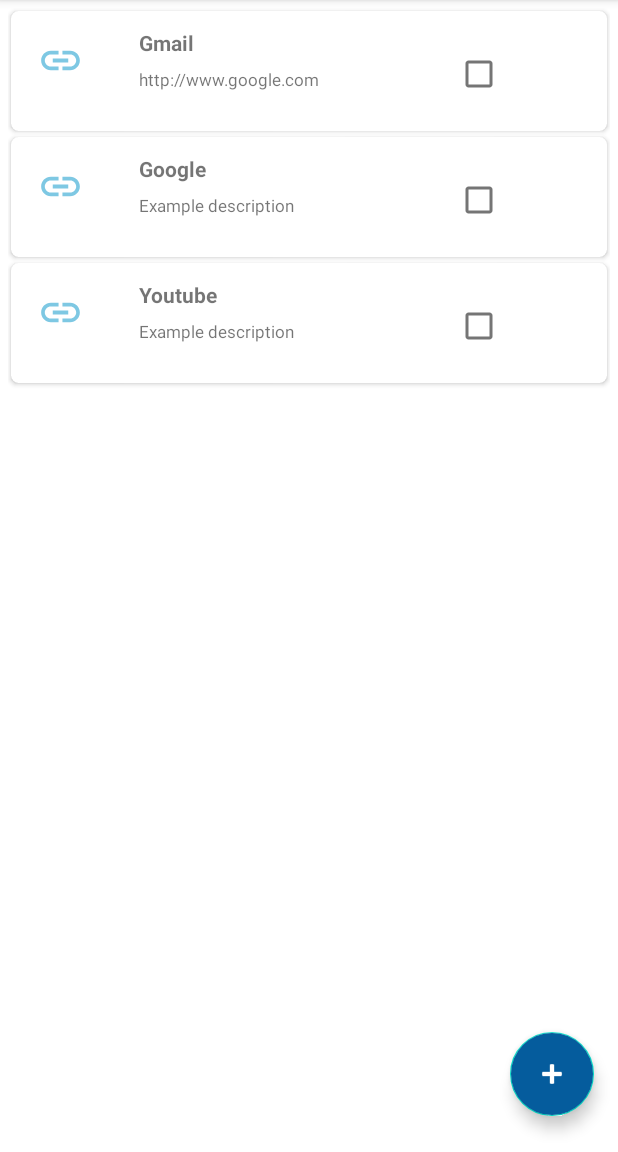
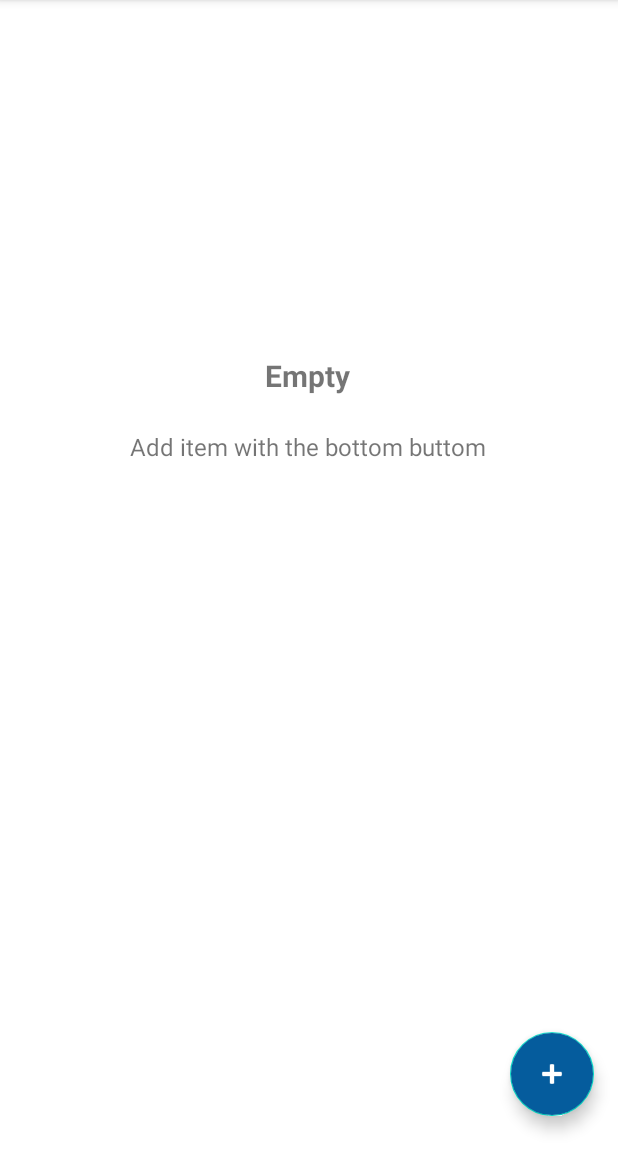
Before and after one commit to jenniferxsj/CS5520, an Android app: the LinkCollectorActivity screen opened directly, with no data from a screen before it, on a phone screen of 412 x 824 dp, the part 84-1236 px from its top. Run offline under Robolectric (Android 15) with nearby library versions, the phone set to English and light mode, and no system bars.

Commit message:
add checking url and empty msg when no item on the view

```diff
--- a/app/src/main/AndroidManifest.xml
+++ b/app/src/main/AndroidManifest.xml
@@ -1,6 +1,6 @@
 <?xml version="1.0" encoding="utf-8"?>
 <manifest xmlns:android="http://schemas.android.com/apk/res/android"
-    package="com.example.numad22sp_shujunxiao">
+    package="com.example.numad22sp_shujunxiao" >
 
     <application
         android:allowBackup="true"
@@ -8,7 +8,7 @@
         android:label="@string/app_name"
         android:roundIcon="@mipmap/ic_launcher_sj_round"
         android:supportsRtl="true"
-        android:theme="@style/Theme.NUMAD22Sp_ShujunXiao">
+        android:theme="@style/Theme.NUMAD22Sp_ShujunXiao" >
         <activity
             android:name=".LinkCollectorActivity"
             android:exported="false" />
@@ -20,7 +20,7 @@
             android:exported="false" />
         <activity
             android:name=".MainActivity"
-            android:exported="true">
+            android:exported="true" >
             <intent-filter>
                 <action android:name="android.intent.action.MAIN" />
 
--- a/app/src/main/java/com/example/numad22sp_shujunxiao/LinkCollectorActivity.java
+++ b/app/src/main/java/com/example/numad22sp_shujunxiao/LinkCollectorActivity.java
@@ -6,17 +6,16 @@
 import androidx.recyclerview.widget.ItemTouchHelper;
 import androidx.recyclerview.widget.LinearLayoutManager;
 import androidx.recyclerview.widget.RecyclerView;
-
 import android.app.AlertDialog;
 import android.content.DialogInterface;
 import android.os.Bundle;
+import android.util.Patterns;
 import android.view.View;
-import android.widget.Toast;
-
+import android.webkit.URLUtil;
+import android.widget.TextView;
 import com.google.android.material.floatingactionbutton.FloatingActionButton;
 import com.google.android.material.snackbar.Snackbar;
 import com.google.android.material.textfield.TextInputLayout;
-
 import java.util.ArrayList;
 
 public class LinkCollectorActivity extends AppCompatActivity {
@@ -27,6 +26,8 @@
     private FloatingActionButton addButton;
     private AlertDialog dialog;
     private ConstraintLayout layout;
+    private TextView emptyText;
+    private TextView enterItem;
 
     private static final String KEY_OF_INSTANCE = "KEY_OF_INSTANCE";
     private static final String NUMBER_OF_ITEMS = "NUMBER_OF_ITEMS";
@@ -38,6 +39,9 @@
 
         buildDialog();
         init(savedInstanceState);
+
+        emptyText = findViewById(R.id.text_empty);
+        enterItem = findViewById(R.id.text_add_item);
 
         layout = findViewById(R.id.activity_link);
         addButton = findViewById(R.id.floatingActionButton);
@@ -79,8 +83,15 @@
                     public void onClick(DialogInterface dialogInterface, int i) {
                         TextInputLayout inputName = view.findViewById(R.id.input_name);
                         TextInputLayout inputLink = view.findViewById(R.id.input_link);
-                        addCard(inputName.getEditText().getText().toString().trim(), inputLink.getEditText().getText().toString().trim());
-                        showSnackBar("Added successful");
+                        String linkText = inputLink.getEditText().getText().toString().trim();
+                        if(URLUtil.isValidUrl(linkText) && Patterns.WEB_URL.matcher(linkText).matches()) {
+                            addCard(inputName.getEditText().getText().toString().trim(), linkText);
+                            showSnackBar("Added successful");
+                        } else {
+                            showSnackBar("Enter url is invalid, please re-enter");
+                        }
+                        inputName.getEditText().setText("");
+                        inputLink.getEditText().setText("");
                     }
         });
         dialog = builder.create();
@@ -103,8 +114,12 @@
     private void initialItemData(Bundle savedInstanceState) {
         // Not the first time to open this Activity
         if (savedInstanceState != null && savedInstanceState.containsKey(NUMBER_OF_ITEMS)) {
+            emptyText = findViewById(R.id.text_empty);
+            emptyText.setVisibility(View.INVISIBLE);
+            enterItem = findViewById(R.id.text_add_item);
+            enterItem.setVisibility(View.INVISIBLE);
+
             if (itemList == null || itemList.size() == 0) {
-
                 int size = savedInstanceState.getInt(NUMBER_OF_ITEMS);
 
                 // Retrieve keys we stored in the instance
@@ -119,26 +134,16 @@
                         name = name.substring(0, name.lastIndexOf("("));
                     }
                     ItemCard itemCard = new ItemCard(R.drawable.ic_link_foreground, name, list, isChecked);
-
                     itemList.add(itemCard);
                 }
             }
-        }
-        // The first time to open this Activity
-        else {
-            ItemCard item1 = new ItemCard(R.drawable.ic_link_foreground, "Gmail", "http://www.google.com", false);
-            ItemCard item2 = new ItemCard(R.drawable.ic_link_foreground, "Google", "Example description", false);
-            ItemCard item3 = new ItemCard(R.drawable.ic_link_foreground, "Youtube", "Example description", false);
-            itemList.add(item1);
-            itemList.add(item2);
-            itemList.add(item3);
         }
     }
 
     private void createRecycleView() {
         layoutManager = new LinearLayoutManager(this);
         recyclerView = findViewById(R.id.recycler_view);
-        //recyclerView.setHasFixedSize(true);
+        recyclerView.setHasFixedSize(true);
 
         adapter = new RViewAdapter(LinkCollectorActivity.this, itemList);
 
@@ -159,13 +164,41 @@
         adapter.setOnItemClickListener(itemClickListener);
         recyclerView.setAdapter(adapter);
         recyclerView.setLayoutManager(layoutManager);
+
+        adapter.registerAdapterDataObserver(new RecyclerView.AdapterDataObserver() {
+            @Override
+            public void onChanged() {
+                super.onChanged();
+                checkEmpty();
+            }
+
+            private void checkEmpty() {
+                if(adapter.getItemCount() == 0) {
+                    emptyText.setVisibility(View.VISIBLE);
+                    enterItem.setVisibility(View.VISIBLE);
+                } else {
+                    emptyText.setVisibility(View.INVISIBLE);
+                    enterItem.setVisibility(View.INVISIBLE);
+                }
+            }
+
+            @Override
+            public void onItemRangeInserted(int positionStart, int itemCount) {
+                super.onItemRangeInserted(positionStart, itemCount);
+                checkEmpty();
+            }
+
+            @Override
+            public void onItemRangeRemoved(int positionStart, int itemCount) {
+                super.onItemRangeRemoved(positionStart, itemCount);
+                checkEmpty();
+            }
+        });
     }
 
     // Handling Orientation Changes on Android
     @Override
     protected void onSaveInstanceState(@NonNull Bundle outState) {
-
-
         int size = itemList == null ? 0 : itemList.size();
         outState.putInt(NUMBER_OF_ITEMS, size);
 
--- a/app/src/main/java/com/example/numad22sp_shujunxiao/RViewAdapter.java
+++ b/app/src/main/java/com/example/numad22sp_shujunxiao/RViewAdapter.java
@@ -2,6 +2,7 @@
 
 import android.content.Context;
 import android.content.Intent;
+import android.graphics.Paint;
 import android.net.Uri;
 import android.view.LayoutInflater;
 import android.view.View;
@@ -36,7 +37,9 @@
         holder.name.setText(currentItem.getName());
         holder.link.setText(currentItem.getLink());
         holder.checkBox.setChecked(currentItem.getStatus());
-
+        //add underline to the link
+        holder.link.setPaintFlags(holder.link.getPaintFlags() | Paint.UNDERLINE_TEXT_FLAG);
+        //open link
         holder.link.setOnClickListener(new View.OnClickListener() {
             @Override
             public void onClick(View view) {
--- a/app/src/main/java/com/example/numad22sp_shujunxiao/RViewHolder.java
+++ b/app/src/main/java/com/example/numad22sp_shujunxiao/RViewHolder.java
@@ -6,6 +6,8 @@
 import android.widget.ImageView;
 import android.widget.TextView;
 import androidx.recyclerview.widget.RecyclerView;
+
+import com.google.android.material.textfield.TextInputLayout;
 
 public class RViewHolder extends RecyclerView.ViewHolder {
     public ImageView img;
--- a/app/src/main/res/layout/activity_link_collector.xml
+++ b/app/src/main/res/layout/activity_link_collector.xml
@@ -32,4 +32,31 @@
         app:layout_constraintEnd_toEndOf="parent"
         app:srcCompat="@android:drawable/ic_input_add"
         app:tint="@android:color/white" />
+
+    <TextView
+        android:id="@+id/text_empty"
+        android:layout_width="wrap_content"
+        android:layout_height="wrap_content"
+        android:text="@string/empty"
+        android:textSize="20sp"
+        android:textStyle="bold"
+        app:layout_constraintBottom_toTopOf="@+id/text_add_item"
+        app:layout_constraintEnd_toEndOf="parent"
+        app:layout_constraintHorizontal_bias="0.498"
+        app:layout_constraintStart_toStartOf="parent"
+        app:layout_constraintTop_toTopOf="parent"
+        app:layout_constraintVertical_bias="0.913" />
+
+    <TextView
+        android:id="@+id/text_add_item"
+        android:layout_width="wrap_content"
+        android:layout_height="wrap_content"
+        android:text="@string/add_item"
+        android:textSize="16sp"
+        app:layout_constraintBottom_toBottomOf="parent"
+        app:layout_constraintEnd_toEndOf="parent"
+        app:layout_constraintHorizontal_bias="0.497"
+        app:layout_constraintStart_toStartOf="parent"
+        app:layout_constraintTop_toTopOf="parent"
+        app:layout_constraintVertical_bias="0.384" />
 </androidx.constraintlayout.widget.ConstraintLayout>
--- a/app/src/main/res/layout/item_card.xml
+++ b/app/src/main/res/layout/item_card.xml
@@ -42,6 +42,8 @@
             android:layout_marginBottom="8dp"
             android:layout_toEndOf="@+id/imageView"
             android:text="@string/link"
+            android:textColor="@color/blue_700"
+            android:textStyle="italic"
             android:textSize="11sp" />
 
         <CheckBox
@@ -49,8 +51,8 @@
             android:layout_width="wrap_content"
             android:layout_height="wrap_content"
             android:layout_alignParentTop="true"
-            android:layout_marginStart="230dp"
+            android:layout_alignParentEnd="true"
             android:layout_marginTop="10dp"
-            android:layout_toEndOf="@+id/imageView" />
+            android:layout_marginEnd="25dp" />
     </RelativeLayout>
 </androidx.cardview.widget.CardView>
--- a/app/src/main/res/values/strings.xml
+++ b/app/src/main/res/values/strings.xml
@@ -19,4 +19,6 @@
     <string name="enter_link">Enter Link</string>
     <string name="enter_name">Enter Name</string>
     <string name="add">Add</string>
+    <string name="empty">Empty</string>
+    <string name="add_item">Add item with the bottom buttom</string>
 </resources>
```
Also changed, not shown: 1 other file.
